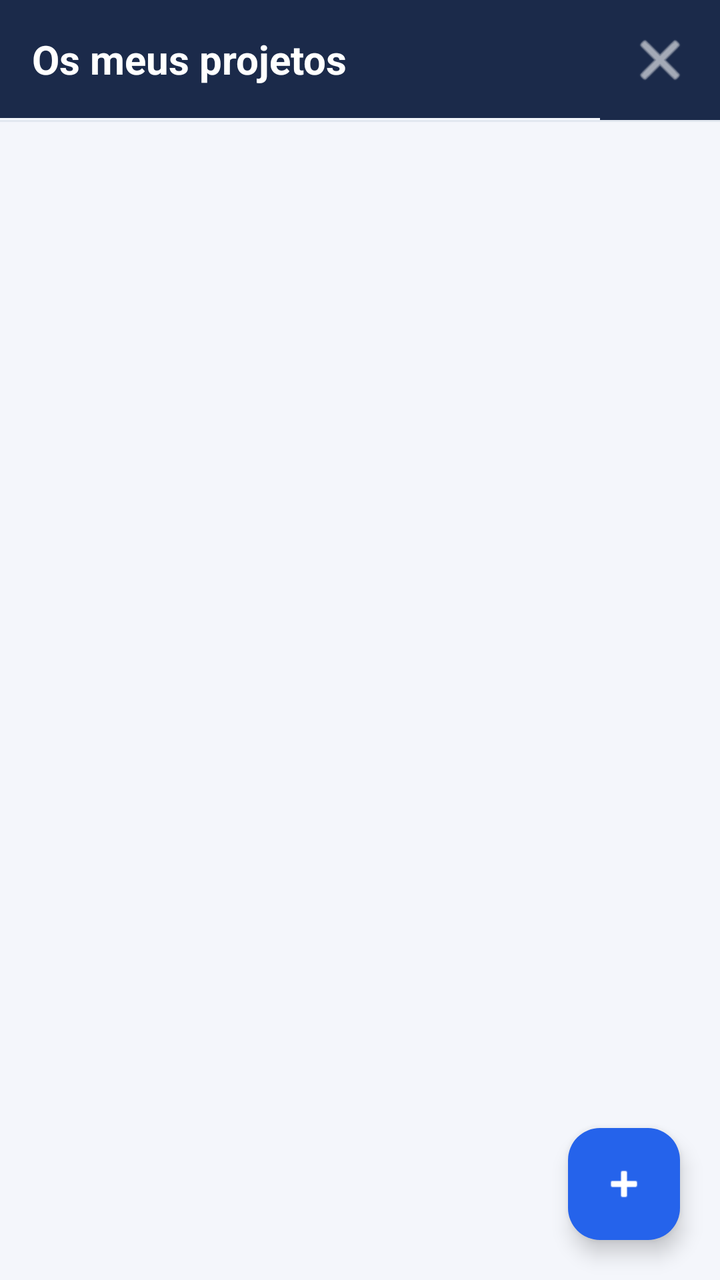
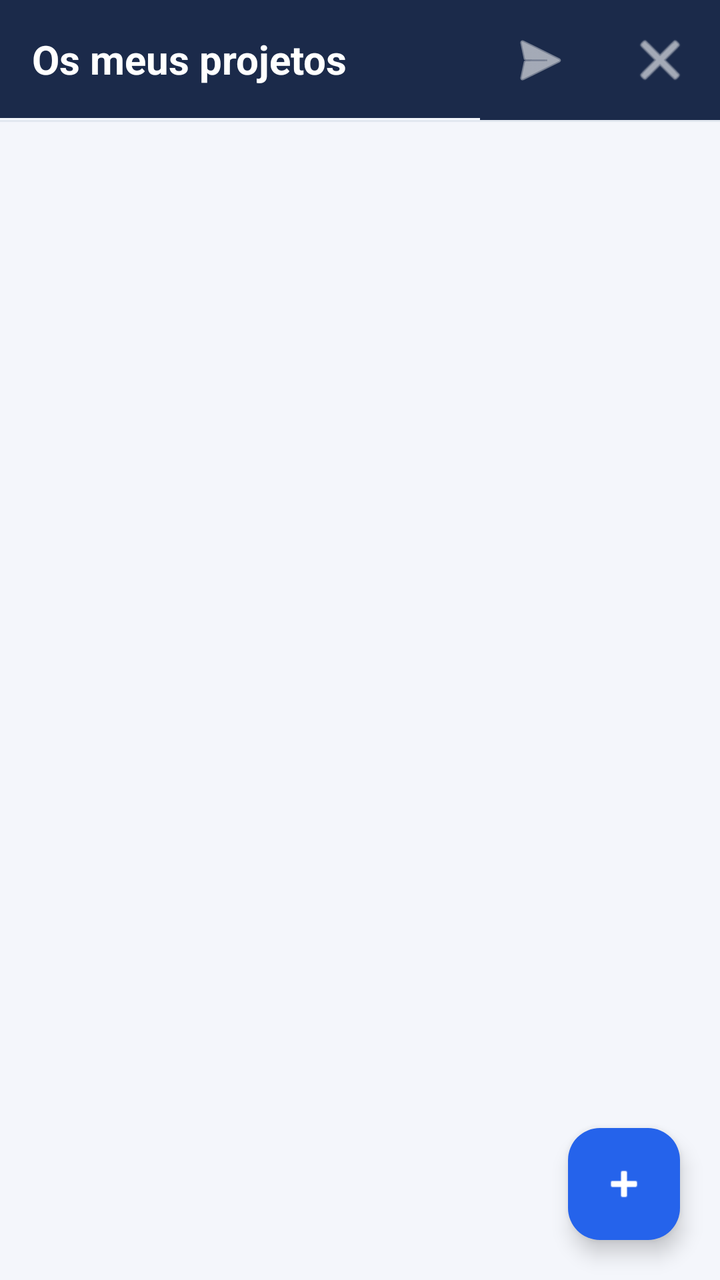

Compare the two renders of this Android layout. The source of the first and the diff that turns it into the second are given below.
<!-- AndroidManifest.xml: application theme Theme.TaskFlow -->
<!-- res/layout/fragment_projetos.xml -->
<?xml version="1.0" encoding="utf-8"?>
<androidx.constraintlayout.widget.ConstraintLayout
    xmlns:android="http://schemas.android.com/apk/res/android"
    xmlns:app="http://schemas.android.com/apk/res-auto"
    android:layout_width="match_parent"
    android:layout_height="match_parent"
    android:background="@color/fundo"
    android:fitsSystemWindows="true">

    <TextView
        android:id="@+id/txtTitulo"
        android:layout_width="0dp"
        android:layout_height="wrap_content"
        android:background="@color/azul_escuro"
        android:padding="16dp"
        android:text="@string/projetos_titulo"
        android:textColor="@color/branco"
        android:textSize="20sp"
        android:textStyle="bold"
        app:layout_constraintEnd_toStartOf="@id/btnLogout"
        app:layout_constraintStart_toStartOf="parent"
        app:layout_constraintTop_toTopOf="parent" />

    <ImageButton
        android:id="@+id/btnLogout"
        android:layout_width="wrap_content"
        android:layout_height="wrap_content"
        android:background="@color/azul_escuro"
        android:contentDescription="@string/btn_logout"
        android:padding="14dp"
        android:src="@android:drawable/ic_menu_close_clear_cancel"
        app:layout_constraintEnd_toEndOf="parent"
        app:layout_constraintTop_toTopOf="parent"
        app:tint="@color/branco" />

    <View
        android:id="@+id/txtTituloLinha"
        android:layout_width="0dp"
        android:layout_height="1dp"
        android:background="@color/cinza_cartao"
        app:layout_constraintEnd_toEndOf="parent"
        app:layout_constraintStart_toStartOf="parent"
        app:layout_constraintTop_toBottomOf="@id/btnLogout" />

    <ProgressBar
        android:id="@+id/progress"
        android:layout_width="wrap_content"
        android:layout_height="wrap_content"
        android:visibility="gone"
        app:layout_constraintBottom_toBottomOf="parent"
        app:layout_constraintEnd_toEndOf="parent"
        app:layout_constraintStart_toStartOf="parent"
        app:layout_constraintTop_toBottomOf="@id/txtTituloLinha" />

    <androidx.recyclerview.widget.RecyclerView
        android:id="@+id/rvProjetos"
        android:layout_width="0dp"
        android:layout_height="0dp"
        android:clipToPadding="false"
        android:paddingBottom="96dp"
        app:layout_constraintBottom_toBottomOf="parent"
        app:layout_constraintEnd_toEndOf="parent"
        app:layout_constraintStart_toStartOf="parent"
        app:layout_constraintTop_toBottomOf="@id/txtTituloLinha" />

    <TextView
        android:id="@+id/txtVazio"
        android:layout_width="wrap_content"
        android:layout_height="wrap_content"
        android:text="@string/sem_projetos"
        android:textAlignment="center"
        android:textColor="@color/texto_secundario"
        android:visibility="gone"
        app:layout_constraintBottom_toBottomOf="parent"
        app:layout_constraintEnd_toEndOf="parent"
        app:layout_constraintStart_toStartOf="parent"
        app:layout_constraintTop_toBottomOf="@id/txtTituloLinha" />

    <com.google.android.material.floatingactionbutton.FloatingActionButton
        android:id="@+id/fabNovo"
        android:layout_width="wrap_content"
        android:layout_height="wrap_content"
        android:layout_margin="20dp"
        android:contentDescription="@string/novo_projeto_titulo"
        android:src="@android:drawable/ic_input_add"
        app:backgroundTint="@color/azul_primario"
        app:layout_constraintBottom_toBottomOf="parent"
        app:layout_constraintEnd_toEndOf="parent"
        app:tint="@color/branco" />

</androidx.constraintlayout.widget.ConstraintLayout>
<!-- resources referenced by this layout -->
<resources>
  <color name="azul_escuro">#1B2A4A</color>
  <color name="azul_primario">#2563EB</color>
  <color name="branco">#FFFFFF</color>
  <color name="cinza_cartao">#E2E8F0</color>
  <color name="fundo">#F4F6FB</color>
  <color name="texto_secundario">#64748B</color>
  <string name="btn_logout">Terminar sessão</string>
  <string name="novo_projeto_titulo">Novo projeto</string>
  <string name="projetos_titulo">Os meus projetos</string>
  <string name="sem_projetos">Ainda não tens projetos.\nToca em + para criar um.</string>
  <style name="Theme.TaskFlow" parent="Theme.Material3.DayNight.NoActionBar">
          <item name="colorPrimary">@color/azul_primario</item>
          <item name="colorOnPrimary">@color/branco</item>
          <item name="colorPrimaryDark">@color/azul_escuro</item>
          <item name="colorSecondary">@color/amarelo_curso</item>
          <item name="android:colorBackground">@color/fundo</item>
          <item name="android:statusBarColor">@color/azul_escuro_bg</item>
      </style>
  <color name="amarelo_curso">#F59E0B</color>
  <color name="azul_escuro_bg">#0F172A</color>
</resources>

<!-- the commit's change to res/layout/fragment_projetos.xml (unified diff, before → after) -->
@@ -17,9 +17,21 @@
         android:textColor="@color/branco"
         android:textSize="20sp"
         android:textStyle="bold"
-        app:layout_constraintEnd_toStartOf="@id/btnLogout"
+        app:layout_constraintEnd_toStartOf="@id/btnFeedback"
         app:layout_constraintStart_toStartOf="parent"
         app:layout_constraintTop_toTopOf="parent" />
+
+    <ImageButton
+        android:id="@+id/btnFeedback"
+        android:layout_width="wrap_content"
+        android:layout_height="wrap_content"
+        android:background="@color/azul_escuro"
+        android:contentDescription="@string/feedback_titulo"
+        android:padding="14dp"
+        android:src="@android:drawable/ic_menu_send"
+        app:layout_constraintEnd_toStartOf="@id/btnLogout"
+        app:layout_constraintTop_toTopOf="parent"
+        app:tint="@color/branco" />
 
     <ImageButton
         android:id="@+id/btnLogout"
<!-- resource entries referenced after the edit -->
@@ -7,6 +7,7 @@
   <color name="fundo">#F4F6FB</color>
   <color name="texto_secundario">#64748B</color>
   <string name="btn_logout">Terminar sessão</string>
+  <string name="feedback_titulo">Enviar feedback</string>
   <string name="novo_projeto_titulo">Novo projeto</string>
   <string name="projetos_titulo">Os meus projetos</string>
   <string name="sem_projetos">Ainda não tens projetos.\nToca em + para criar um.</string>
